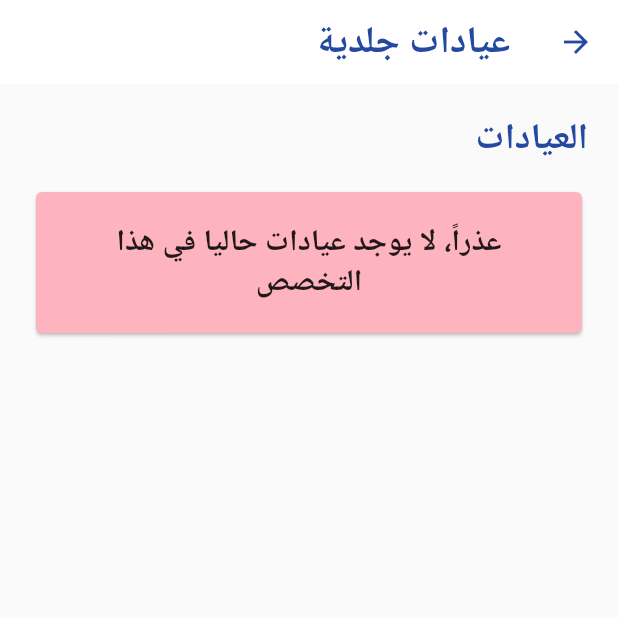
After one commit to PrinceEGY/Clinicky, a Flutter app: the SpecialityPickPage screen opened directly, after a tap on "جلدية", on a phone screen of 412 x 824 dp, the top half of it. The commit adds this screen. Run offline on Flutter 3.47's test engine with Material 2 defaults, Android fonts, the phone set to English and light mode, and no system bars; our stand-ins replace custom_radio_grouped_button, flutter_onboarding_slider, flutter_spinkit, google_fonts, lottie, page_transition and 1 more; accounts and stored records are empty; Roboto replaces fonts that are missing (Almarai).

Commit message:
adding specialty and clinic views for patient user

```diff
--- a/lib/backend/backend_controller.dart
+++ b/lib/backend/backend_controller.dart
@@ -128,6 +128,29 @@ class BackendController {
         .toList();
   }
 
+  Future<List<ClinicData>?> getSpecializationClinics(
+      {required String specialization}) async {
+    var route = "/api/search/specialization?specialization=";
+    var response = await http.get(
+      Uri.parse(hostDomain + route + specialization),
+      headers: {
+        "Content-Type": "application/json",
+        "x-auth-token": _token!,
+        "Authorization": "Bearer $_token",
+      },
+    );
+    if (response.statusCode == 200) {
+      debugPrint("Clinics Data fetched successfully");
+      return jsonDecode(response.body)
+          .map<ClinicData>((value) => ClinicData.fromJson(value))
+          .toList();
+    } else if (response.statusCode == 204) {
+      return null;
+    } else {
+      throw Exception(jsonDecode(response.body)['message']);
+    }
+  }
+
   String? _getTokenFromResponse(Response response) {
     var headerList = response.headers['set-cookie']!.split(";");
     for (var kvPair in headerList) {
--- a/lib/home_handler/home_handler.dart
+++ b/lib/home_handler/home_handler.dart
@@ -1,7 +1,7 @@
 import 'package:clinicky/home_handler/navbar/nav_bar.dart';
 import 'package:clinicky/models/user_data.dart';
 import 'package:clinicky/screens/appointments/appointments_screen.dart';
-import 'package:clinicky/screens/appointments/create_appointment/create_appointment_screen.dart';
+import 'package:clinicky/screens/appointments/create_appointment/find_speciality_screen.dart';
 import 'package:clinicky/screens/clinics/clinics_screen.dart';
 import 'package:clinicky/screens/clinics/craete_clinic/create_clinic_screen.dart';
 import 'package:clinicky/screens/home/home.dart';
@@ -67,7 +67,7 @@ class _HomeHandlerState extends State<HomeHandler> {
                     PageTransition(
                       child: userData.type == "doctor"
                           ? const CreateClinicPage()
-                          : const CreateAppointmentPage(),
+                          : const SpecialityPickPage(),
                       type: PageTransitionType.bottomToTop,
                     ),
                   );
--- a/lib/models/clinic_data.dart
+++ b/lib/models/clinic_data.dart
@@ -5,12 +5,12 @@ class ClinicData {
     "جلدية",
     "أسنان",
     "نفسية",
-    "اطفال وحديثي الولادة",
+    "اطفال",
     "مخ وأعصاب",
     "عظام",
     "نساء وتوليد",
     "انف واذن وحنجرة",
-    "قلب وأوعية دموية",
+    "قلب ",
     "باطنة",
     "جراحة",
     "عيون",
@@ -21,6 +21,7 @@ class ClinicData {
 
   String? sId;
   String? clinicName;
+  String? doctorName;
   String? phone;
   String? location;
   String? specialization;
@@ -30,9 +31,10 @@ class ClinicData {
   List<TimeOfDay?>? availableTimeSlots;
   int? rating = 0;
 
-  ClinicData(
-      {this.sId,
+  ClinicData({
+    this.sId,
     this.clinicName,
+    this.doctorName,
     this.phone,
     this.location,
     this.specialization,
@@ -40,11 +42,13 @@ class ClinicData {
     this.about,
     this.availableDays,
     this.availableTimeSlots,
-      this.rating});
+    this.rating,
+  });
 
   ClinicData.fromJson(Map<String, dynamic> json) {
     sId = json['id'];
     clinicName = json['clinicName'];
+    doctorName = json['doctor']['name'];
     phone = json['phone'];
     location = json['location'];
     specialization = json['specialization'];
--- /dev/null
+++ b/lib/screens/appointments/create_appointment/find_clinic_screen.dart
@@ -0,0 +1,93 @@
+import 'package:clinicky/backend/backend_controller.dart';
+import 'package:clinicky/models/clinic_data.dart';
+import 'package:clinicky/screens/appointments/widgets/clinic_view.dart';
+import 'package:clinicky/util/color_pallete.dart';
+import 'package:flutter/material.dart';
+import 'package:flutter_spinkit/flutter_spinkit.dart';
+
+class ClinicPickPage extends StatefulWidget {
+  final String specialization;
+  const ClinicPickPage({
+    super.key,
+    required this.specialization,
+  });
+
+  @override
+  State<ClinicPickPage> createState() => _ClinicPickPageState();
+}
+
+class _ClinicPickPageState extends State<ClinicPickPage> {
+  late Future<List<ClinicData>?> futureClinicsData;
+  @override
+  void initState() {
+    super.initState();
+    futureClinicsData = BackendController.instance
+        .getSpecializationClinics(specialization: widget.specialization);
+  }
+
+  @override
+  Widget build(BuildContext context) {
+    return SafeArea(
+        child: FutureBuilder(
+      future: futureClinicsData,
+      builder: (context, AsyncSnapshot snapshot) {
+        if (snapshot.connectionState == ConnectionState.done) {
+          List<ClinicData>? clinicsData = snapshot.data;
+          return Scaffold(
+            appBar: AppBar(
+              title: Text("عيادات ${widget.specialization}",
+                  style: const TextStyle(
+                      fontSize: 25, fontWeight: FontWeight.bold)),
+              foregroundColor: ColorPallete.mainColor,
+            ),
+            body: SingleChildScrollView(
+              child: Container(
+                padding: const EdgeInsets.all(20),
+                child: Column(
+                  crossAxisAlignment: CrossAxisAlignment.start,
+                  children: [
+                    const Text(
+                      "العيادات",
+                      style: TextStyle(
+                          fontSize: 24,
+                          color: ColorPallete.mainColor,
+                          fontWeight: FontWeight.bold),
+                    ),
+                    const SizedBox(height: 15),
+                    if (snapshot.hasData)
+                      ...clinicsData!
+                          .map((value) => ClinicViewPatient(clinicData: value))
+                          .toList()
+                    else
+                      const Center(
+                        child: Card(
+                          color: Color.fromARGB(255, 254, 180, 190),
+                          child: Padding(
+                            padding: EdgeInsets.all(20),
+                            child: Text(
+                              "عذراً، لا يوجد عيادات حاليا في هذا التخصص",
+                              textAlign: TextAlign.center,
+                              style: TextStyle(
+                                fontSize: 20,
+                                fontWeight: FontWeight.bold,
+                              ),
+                            ),
+                          ),
+                        ),
+                      ),
+                  ],
+                ),
+              ),
+            ),
+          );
+        } else {
+          return const Center(
+              child: SpinKitCubeGrid(
+            color: ColorPallete.mainColor,
+            size: 100,
+          ));
+        }
+      },
+    ));
+  }
+}
--- /dev/null
+++ b/lib/screens/appointments/create_appointment/find_speciality_screen.dart
@@ -0,0 +1,51 @@
+import 'package:clinicky/models/clinic_data.dart';
+import 'package:clinicky/screens/appointments/widgets/speciality_view.dart';
+import 'package:clinicky/util/color_pallete.dart';
+import 'package:flutter/material.dart';
+
+class SpecialityPickPage extends StatelessWidget {
+  const SpecialityPickPage({super.key});
+
+  @override
+  Widget build(BuildContext context) {
+    return SafeArea(
+      child: Scaffold(
+        appBar: AppBar(
+          title: const Text("إنشاء موعد جديد",
+              style: TextStyle(fontSize: 25, fontWeight: FontWeight.bold)),
+          foregroundColor: ColorPallete.mainColor,
+        ),
+        body: SingleChildScrollView(
+          child: Padding(
+            padding: const EdgeInsets.all(30),
+            child: Column(
+              crossAxisAlignment: CrossAxisAlignment.start,
+              children: [
+                const Text(
+                  "التخصص",
+                  style: TextStyle(
+                      fontSize: 24,
+                      color: ColorPallete.mainColor,
+                      fontWeight: FontWeight.bold),
+                ),
+                const SizedBox(height: 30),
+                IntrinsicWidth(
+                  child: Wrap(
+                    runSpacing: 30,
+                    alignment: WrapAlignment.spaceAround,
+                    children: ClinicData.specialities
+                        .map((value) => SpecialityVIew(
+                            specialization: value,
+                            iconPath:
+                                "assets/images/speciality_icons/tooth.png"))
+                        .toList(),
+                  ),
+                ),
+              ],
+            ),
+          ),
+        ),
+      ),
+    );
+  }
+}
--- /dev/null
+++ b/lib/screens/appointments/widgets/speciality_view.dart
@@ -0,0 +1,62 @@
+import 'package:clinicky/screens/appointments/create_appointment/find_clinic_screen.dart';
+import 'package:clinicky/util/color_pallete.dart';
+import 'package:flutter/material.dart';
+import 'package:page_transition/page_transition.dart';
+
+class SpecialityVIew extends StatefulWidget {
+  final String specialization;
+  final String iconPath;
+  const SpecialityVIew({
+    super.key,
+    required this.specialization,
+    required this.iconPath,
+  });
+
+  @override
+  State<SpecialityVIew> createState() => _SpecialityVIewState();
+}
+
+class _SpecialityVIewState extends State<SpecialityVIew> {
+  @override
+  Widget build(BuildContext context) {
+    return InkWell(
+      onTap: () => {
+        debugPrint("HI"),
+        Navigator.push(
+            context,
+            PageTransition(
+              child: ClinicPickPage(
+                specialization: widget.specialization,
+              ),
+              type: PageTransitionType.leftToRight,
+            ))
+      },
+      child: Column(
+        children: [
+          Container(
+            width: 130,
+            height: 130,
+            padding: const EdgeInsets.all(25),
+            decoration: const BoxDecoration(
+              color: ColorPallete.secondaryColor,
+              shape: BoxShape.circle,
+            ),
+            child: Image.asset(
+              widget.iconPath,
+              width: 80,
+              height: 80,
+            ),
+          ),
+          const SizedBox(height: 10),
+          Text(
+            widget.specialization,
+            style: const TextStyle(
+                fontSize: 22,
+                color: ColorPallete.mainColor,
+                fontWeight: FontWeight.bold),
+          ),
+        ],
+      ),
+    );
+  }
+}
--- a/lib/util/color_pallete.dart
+++ b/lib/util/color_pallete.dart
@@ -2,7 +2,7 @@ import 'package:flutter/material.dart';
 
 class ColorPallete {
   static const Color mainColor = Color(0xFF2549a1);
-  static const Color secondaryColor = Color(0xFFEFF4FF);
+  static const Color secondaryColor = Color.fromARGB(255, 235, 241, 255);
   static const Color green = Color(0xFF009E19);
   static const Color red = Color(0xFFC72C41);
   static const Color grey = Color(0xFF949498);
--- a/pubspec.yaml
+++ b/pubspec.yaml
@@ -32,3 +32,4 @@ flutter:
   assets:
     - assets/animations/
     - assets/images/
+    - assets/images/speciality_icons/
```
Also changed, not shown: lib/screens/appointments/create_appointment/create_appointment_screen.dart (deleted, +0 -22 lines), lib/screens/appointments/widgets/clinic_view.dart (added, +93 -0 lines), lib/screens/auth/login_screen.dart (+26 -26 lines), lib/screens/clinics/craete_clinic/create_clinic_screen.dart (+39 -40 lines), assets/images/speciality_icons/tooth.png (added). Lines whose indentation alone changed are shown as unchanged.
